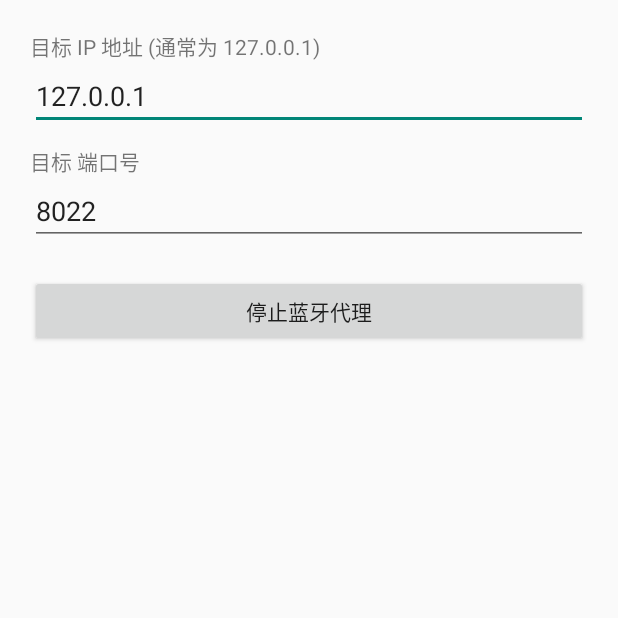
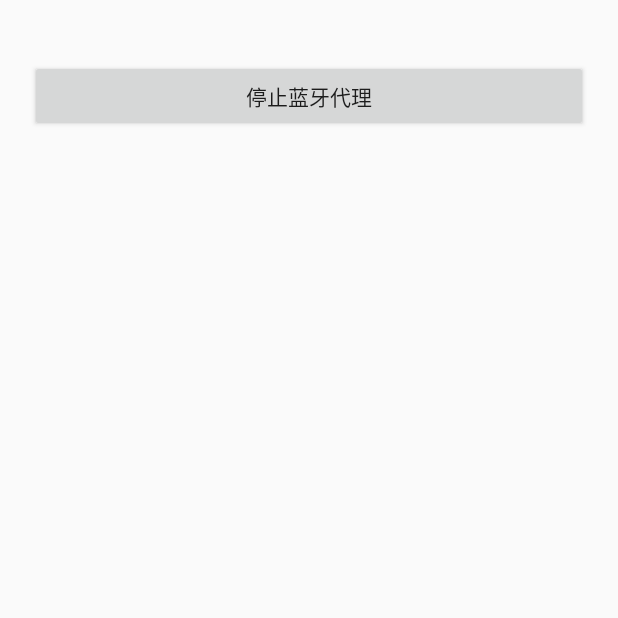
Before and after one commit to dosgo/btProxy, an Android app built with Jetpack Compose: the screen it shows after launch (MainActivity), after a tap on "启动蓝牙代理", on a phone screen of 412 x 824 dp, the top half of it. Run offline under Robolectric (Android 15) with nearby library versions, the phone set to English and light mode, and no system bars.

Commit message:
feat:Add full proxy functionality

```diff
--- a/android/btProxyServer/app/build.gradle.kts
+++ b/android/btProxyServer/app/build.gradle.kts
@@ -11,7 +11,7 @@ android {
     }
 
     defaultConfig {
-        applicationId = "com.dosgo.bt2tcp"
+        applicationId = "com.dosgo.btProxy"
         minSdk = 24
         targetSdk = 36
         versionCode = 1
--- a/android/btProxyServer/app/src/main/java/com/dosgo/btProxy/MainActivity.java
+++ b/android/btProxyServer/app/src/main/java/com/dosgo/btProxy/MainActivity.java
@@ -14,9 +14,7 @@ import androidx.core.app.ActivityCompat;
 
 public class MainActivity extends AppCompatActivity {
 
-    private static final String PREFS_NAME = "BtBridgeConfig";
-    private static final String KEY_IP = "last_ip";
-    private static final String KEY_PORT = "last_port";
+
 
     @Override
     protected void onCreate(Bundle savedInstanceState) {
@@ -24,15 +22,9 @@ public class MainActivity extends AppCompatActivity {
 
         setContentView(R.layout.activity_main); // 引用上面的 XML
 
-        EditText editIp = findViewById(R.id.edit_ip);
-        EditText editPort = findViewById(R.id.edit_port);
+
         Button btnStart = findViewById(R.id.btn_start);
 
-        SharedPreferences prefs = getSharedPreferences(PREFS_NAME, Context.MODE_PRIVATE);
-        String savedIp = prefs.getString(KEY_IP, "127.0.0.1"); // 默认 127.0.0.1
-        int savedPort = prefs.getInt(KEY_PORT, 8022);
-        editIp.setText(savedIp);
-        editPort.setText(String.valueOf(savedPort));
 
         // 申请权限 (简化的逻辑)
         if (Build.VERSION.SDK_INT >= Build.VERSION_CODES.S) {
@@ -50,22 +42,9 @@ public class MainActivity extends AppCompatActivity {
                 Status.isRunning=false;
 
             }else {
-                String ip = editIp.getText().toString();
-                String portStr = editPort.getText().toString();
-                int port = Integer.parseInt(portStr);
-
-                // --- 2. 保存当前配置到本地 ---
-                SharedPreferences.Editor editor = prefs.edit();
-                editor.putString(KEY_IP, ip);
-                editor.putInt(KEY_PORT, port);
-                editor.apply(); // 异步保存
 
                 Intent intent = new Intent(this, BtBridgeService.class);
-
                 btnStart.setText(R.string.stopText);
-                intent.putExtra("target_ip", ip);
-                intent.putExtra("target_port", port);
-
                 if (Build.VERSION.SDK_INT >= Build.VERSION_CODES.O) {
                     startForegroundService(intent);
                 } else {
--- a/android/btProxyServer/app/src/main/java/com/dosgo/btProxy/ui/theme/Theme.kt
+++ b/android/btProxyServer/app/src/main/java/com/dosgo/btProxy/ui/theme/Theme.kt
@@ -33,7 +33,7 @@ private val LightColorScheme = lightColorScheme(
 )
 
 @Composable
-fun Bt2tcpTheme(
+fun BtProxyTheme(
     darkTheme: Boolean = isSystemInDarkTheme(),
     // Dynamic color is available on Android 12+
     dynamicColor: Boolean = true,
--- a/android/btProxyServer/app/src/main/res/layout/activity_main.xml
+++ b/android/btProxyServer/app/src/main/res/layout/activity_main.xml
@@ -5,31 +5,8 @@
     android:orientation="vertical"
     android:padding="20dp">
 
-    <TextView
-        android:layout_width="wrap_content"
-        android:layout_height="wrap_content"
-        android:text="目标 IP 地址 (通常为 127.0.0.1)" />
 
-    <EditText
-        android:id="@+id/edit_ip"
-        android:layout_width="match_parent"
-        android:layout_height="wrap_content"
-        android:text="127.0.0.1"
-        android:hint="127.0.0.1" />
 
-    <TextView
-        android:layout_width="wrap_content"
-        android:layout_height="wrap_content"
-        android:layout_marginTop="10dp"
-        android:text="目标 端口号" />
-
-    <EditText
-        android:id="@+id/edit_port"
-        android:layout_width="match_parent"
-        android:layout_height="wrap_content"
-        android:inputType="number"
-        android:text="8022"
-        android:hint="8022" />
 
     <Button
         android:id="@+id/btn_start"
--- a/android/btProxyServer/app/src/main/res/values/themes.xml
+++ b/android/btProxyServer/app/src/main/res/values/themes.xml
@@ -1,5 +1,5 @@
 <?xml version="1.0" encoding="utf-8"?>
 <resources>
 
-    <style name="Theme.Bt2tcp" parent="android:Theme.Material.Light.NoActionBar" />
+    <style name="Theme.BtProxy" parent="android:Theme.Material.Light.NoActionBar" />
 </resources>
--- a/android/btProxyServer/settings.gradle.kts
+++ b/android/btProxyServer/settings.gradle.kts
@@ -19,5 +19,5 @@ dependencyResolutionManagement {
     }
 }
 
-rootProject.name = "bt2tcp"
+rootProject.name = "btProxyServer"
 include(":app")
```
Also changed, not shown: android/btProxyServer/app/src/main/java/com/dosgo/btProxy/BluetoothMuxHandler.java (+30 -22 lines), android/btProxyServer/app/src/main/java/com/dosgo/btProxy/BtBridgeService.java (+3 -44 lines), 5 other files.
